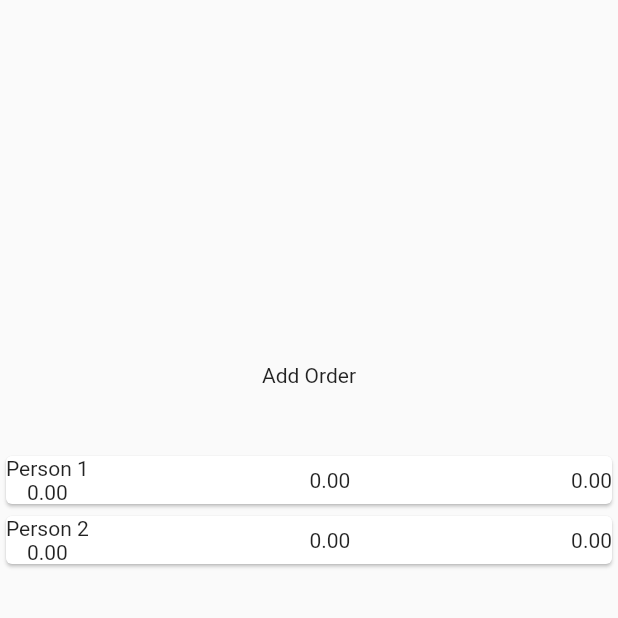
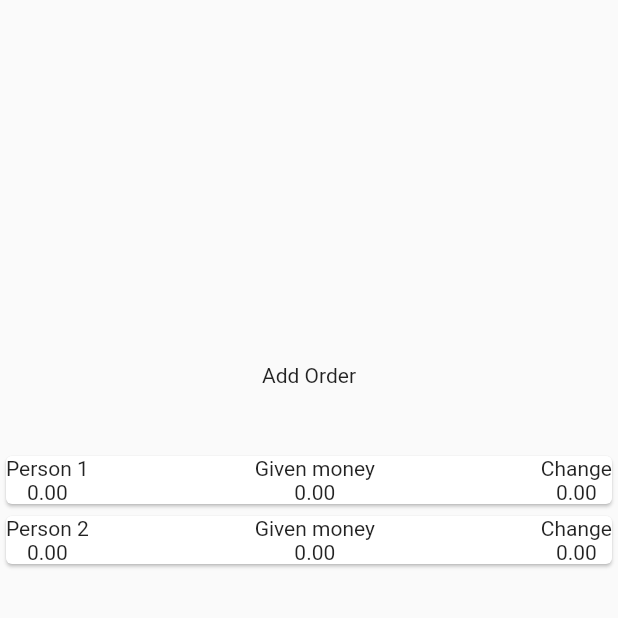
Before and after one commit to thirdfortuno/bill-splitter, a Flutter app: the screen it shows after launch, after a tap on "Next Page", on a phone screen of 412 x 824 dp, the top half of it. Run offline on Flutter 3.47's test engine with Material 2 defaults, Android fonts, the phone set to English and light mode, and no system bars; missing offline and left inert: grouped_buttons.

Commit message:
MVP, DevRelease 1

```diff
--- a/lib/table_screen.dart
+++ b/lib/table_screen.dart
@@ -100,9 +100,19 @@ class PersonCard extends StatelessWidget{
                 ],
               ),
               Spacer(),
-              Text("${person.given.toStringAsFixed(2)}"),
+              Column(
+                children: <Widget>[
+                  Text("Given money"),
+                  Text("${person.given.toStringAsFixed(2)}"),
+                ],
+              ),
               Spacer(),
-              Text("${(person.given-person.payment).toStringAsFixed(2)}"),
+              Column(
+                children: <Widget>[
+                  Text("Change"),
+                  Text("${(person.given-person.payment).toStringAsFixed(2)}"),
+                ],
+              ),
             ],
           ),
           onTap:(){
```
